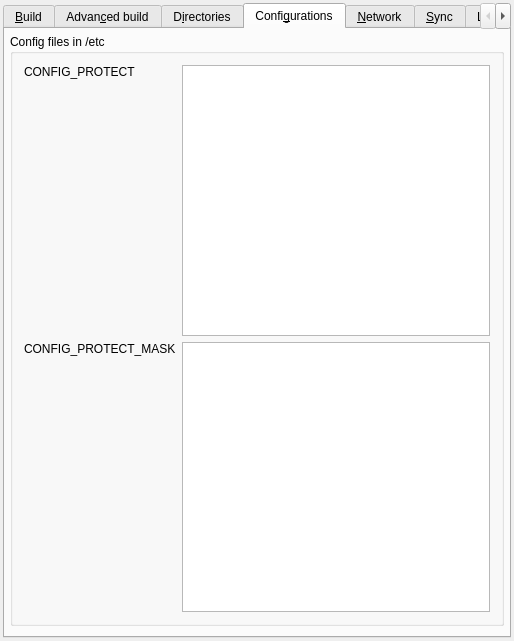
mjeveritt/kuroo, file kuroo4/trunk/src/config/options2.ui: the form before one commit.
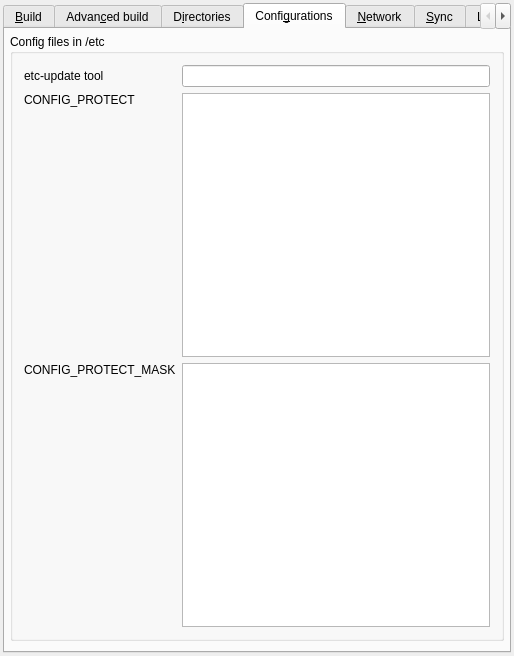
The form after the commit. The open tabs and pages were chosen to show the change.

Commit message: Fix the Configuration page (MergeTab).  Contrary to documentation, creating a QTreeWidgetItem with a QTreeWidget parent doesn't automatically add it to the top-level items, so they never appeared.  Implement double-click and context-menu on MergeItems to merge and allow for zapping the new config if you don't want the changes.  Respect KurooConfig::etcUpdateTool again and create a configuration for it.  Also listen to the created signal on etc-update KDirWatch because some tools (kdiff3) seem to move-and-recreate on save.

The edit to the form file:
```diff
--- a/kuroo4/trunk/src/config/options2.ui
+++ b/kuroo4/trunk/src/config/options2.ui
@@ -7,7 +7,7 @@
     <x>0</x>
     <y>0</y>
     <width>514</width>
-    <height>641</height>
+    <height>656</height>
    </rect>
   </property>
   <property name="sizePolicy">
@@ -822,7 +822,7 @@
           <string>Config files in /etc</string>
          </property>
          <layout class="QGridLayout">
-          <item row="0" column="0">
+          <item row="1" column="0">
            <widget class="QLabel" name="makeOpts_5">
             <property name="sizePolicy">
              <sizepolicy hsizetype="Fixed" vsizetype="Fixed">
@@ -838,7 +838,7 @@
             </property>
            </widget>
           </item>
-          <item row="2" column="0">
+          <item row="3" column="0">
            <widget class="QLabel" name="makeOpts_5_2">
             <property name="sizePolicy">
              <sizepolicy hsizetype="Fixed" vsizetype="Fixed">
@@ -854,7 +854,7 @@
             </property>
            </widget>
           </item>
-          <item row="3" column="0">
+          <item row="4" column="0">
            <spacer name="spacer8_2">
             <property name="orientation">
              <enum>Qt::Vertical</enum>
@@ -870,7 +870,7 @@
             </property>
            </spacer>
           </item>
-          <item row="1" column="0">
+          <item row="2" column="0">
            <spacer name="spacer11">
             <property name="orientation">
              <enum>Qt::Vertical</enum>
@@ -886,7 +886,7 @@
             </property>
            </spacer>
           </item>
-          <item row="2" column="1" rowspan="2">
+          <item row="3" column="1" rowspan="2">
            <widget class="QTextEdit" name="kcfg_ConfigProtectMask">
             <property name="sizePolicy">
              <sizepolicy hsizetype="Preferred" vsizetype="MinimumExpanding">
@@ -902,7 +902,7 @@
             </property>
            </widget>
           </item>
-          <item row="0" column="1" rowspan="2">
+          <item row="1" column="1" rowspan="2">
            <widget class="QTextEdit" name="kcfg_ConfigProtect">
             <property name="sizePolicy">
              <sizepolicy hsizetype="Preferred" vsizetype="MinimumExpanding">
@@ -918,6 +918,16 @@
             </property>
            </widget>
           </item>
+          <item row="0" column="0">
+           <widget class="QLabel" name="label_etcUpdateTool">
+            <property name="text">
+             <string>etc-update tool</string>
+            </property>
+           </widget>
+          </item>
+          <item row="0" column="1">
+           <widget class="QLineEdit" name="kcfg_etcUpdateTool"/>
+          </item>
          </layout>
         </widget>
        </item>
```
Left out of the diff: 80 changed lines with no effect on the pictures. The commit also changes 9 other files.
